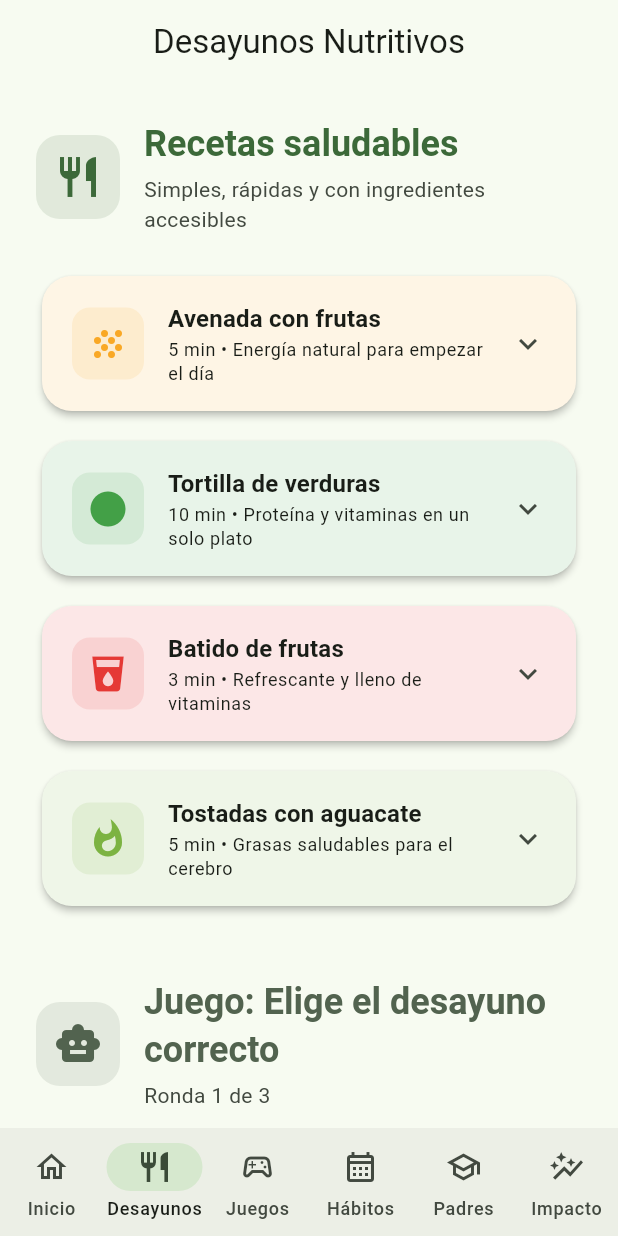
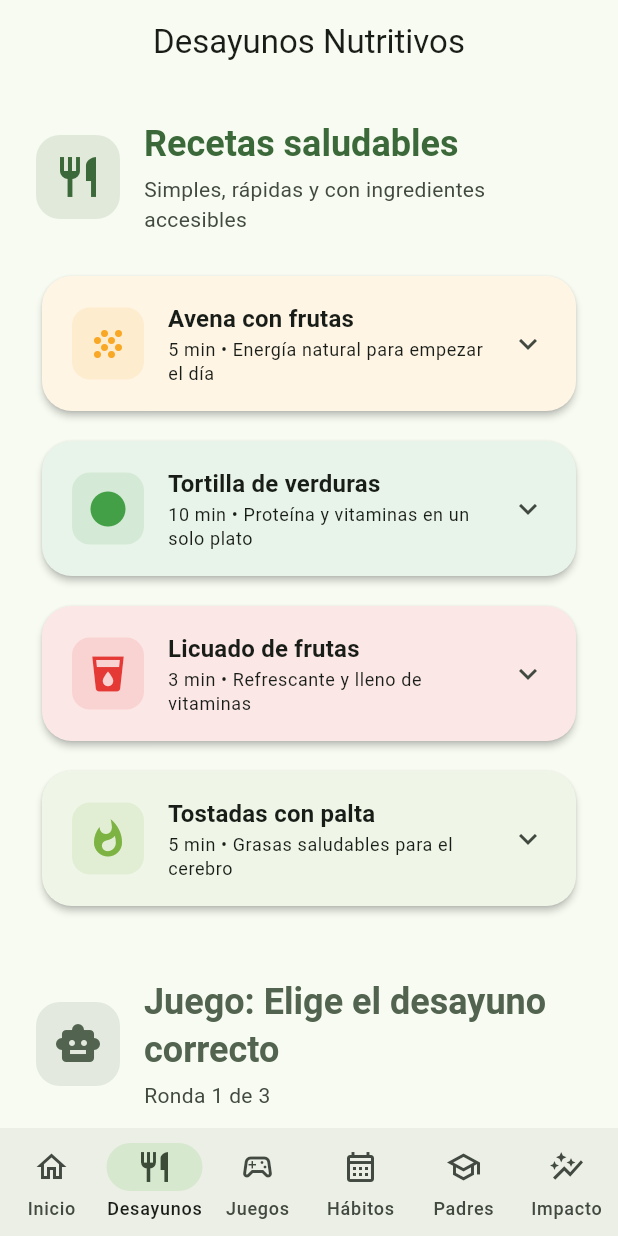
Before and after one commit to Diwgo366/aprendizaje, a Flutter app: the screen it shows after launch, item 2 of the bottom bar chosen, on a phone screen of 412 x 824 dp. Run offline on Flutter 3.47's test engine with Material 3 defaults, Android fonts, the phone set to English and light mode, and no system bars.

Commit message:
Corrección a español peruano: palta, frutillas, zapallo italiano, licuado

```diff
--- a/lib/screens/breakfast_screen.dart
+++ b/lib/screens/breakfast_screen.dart
@@ -12,13 +12,13 @@ class BreakfastScreen extends StatefulWidget {
 class _BreakfastScreenState extends State<BreakfastScreen> {
   final List<Map<String, dynamic>> _recipes = [
     {
-      'title': 'Avenada con frutas',
+      'title': 'Avena con frutas',
       'description': 'Energía natural para empezar el día',
       'time': '5 min',
       'icon': Icons.grain,
       'color': const Color(0xFFF9A825),
-      'ingredients': ['1/2 taza de avena', '1 taza de leche', '1 plátano', 'Fresas al gusto', '1 cucharada de miel'],
-      'instructions': 'Cocina la avena con la leche a fuego medio por 3 minutos. Sirve en un bowl y decora con el plátano en rodajas, las fresas picadas y la miel.',
+      'ingredients': ['1/2 taza de avena', '1 taza de leche', '1 plátano', 'Frutillas al gusto', '1 cucharada de miel'],
+      'instructions': 'Cocina la avena con la leche a fuego medio por 3 minutos. Sirve en un tazón y decora con el plátano en rodajas, las frutillas picadas y la miel.',
     },
     {
       'title': 'Tortilla de verduras',
@@ -26,26 +26,26 @@ class _BreakfastScreenState extends State<BreakfastScreen> {
       'time': '10 min',
       'icon': Icons.circle,
       'color': const Color(0xFF43A047),
-      'ingredients': ['2 huevos', '1/4 de zanahoria rallada', '1/4 de calabacín rallado', 'Sal y pimienta', 'Aceite de oliva'],
+      'ingredients': ['2 huevos', '1/4 de zanahoria rallada', '1/4 de zapallo italiano rallado', 'Sal y pimienta', 'Aceite de oliva'],
       'instructions': 'Bate los huevos y mezcla con las verduras ralladas. Calienta un poco de aceite en un sartén y vierte la mezcla. Cocina 3 minutos por cada lado.',
     },
     {
-      'title': 'Batido de frutas',
+      'title': 'Licuado de frutas',
       'description': 'Refrescante y lleno de vitaminas',
       'time': '3 min',
       'icon': Icons.local_drink,
       'color': const Color(0xFFE53935),
-      'ingredients': ['1 taza de leche', '1/2 taza de yogurt', '1/2 taza de frutas mixtas', '1 cucharada de miel', 'Hielo al gusto'],
+      'ingredients': ['1 taza de leche', '1/2 taza de yogur', '1/2 taza de frutas mixtas', '1 cucharada de miel', 'Hielo al gusto'],
       'instructions': 'Coloca todos los ingredientes en la licuadora. Licúa por 1 minuto hasta obtener una mezcla homogénea. Sirve inmediatamente.',
     },
     {
-      'title': 'Tostadas con aguacate',
+      'title': 'Tostadas con palta',
       'description': 'Grasas saludables para el cerebro',
       'time': '5 min',
       'icon': Icons.whatshot,
       'color': const Color(0xFF7CB342),
-      'ingredients': ['2 rebanadas de pan integral', '1 aguacate maduro', 'Jugo de 1/2 limón', 'Sal y pimienta', 'Tomate cherry'],
-      'instructions': 'Tuesta el pan. Machaca el aguacate y mezcla con el jugo de limón, sal y pimienta. Unta sobre el pan y decora con tomates cherry.',
+      'ingredients': ['2 rebanadas de pan integral', '1 palta madura', 'Jugo de 1/2 limón', 'Sal y pimienta', 'Tomate cherry'],
+      'instructions': 'Tuesta el pan. Machaca la palta y mezcla con el jugo de limón, sal y pimienta. Unta sobre el pan y decora con tomates cherry.',
     },
   ];
 
--- a/lib/screens/parents_screen.dart
+++ b/lib/screens/parents_screen.dart
@@ -109,7 +109,7 @@ class ParentsScreen extends StatelessWidget {
       'icon': Icons.attach_money,
       'title': 'Comer saludable sin gastar de más',
       'subtitle': 'Alternativas económicas y nutritivas',
-      'content': 'Compra frutas y verduras de temporada. Sustituye carnes caras por legumbres (lentejas, garbanzos). La avena es más económica que los cereales azucarados. Congela frutas maduras para batidos. Compra en mercados locales en vez de supermercados.',
+      'content': 'Compra frutas y verduras de temporada. Sustituye carnes caras por legumbres (lentejas, garbanzos). La avena es más económica que los cereales azucarados. Congela frutas maduras para licuados. Compra en mercados locales en vez de supermercados.',
       'color': Color(0xFFF57C00),
     },
     {
```
